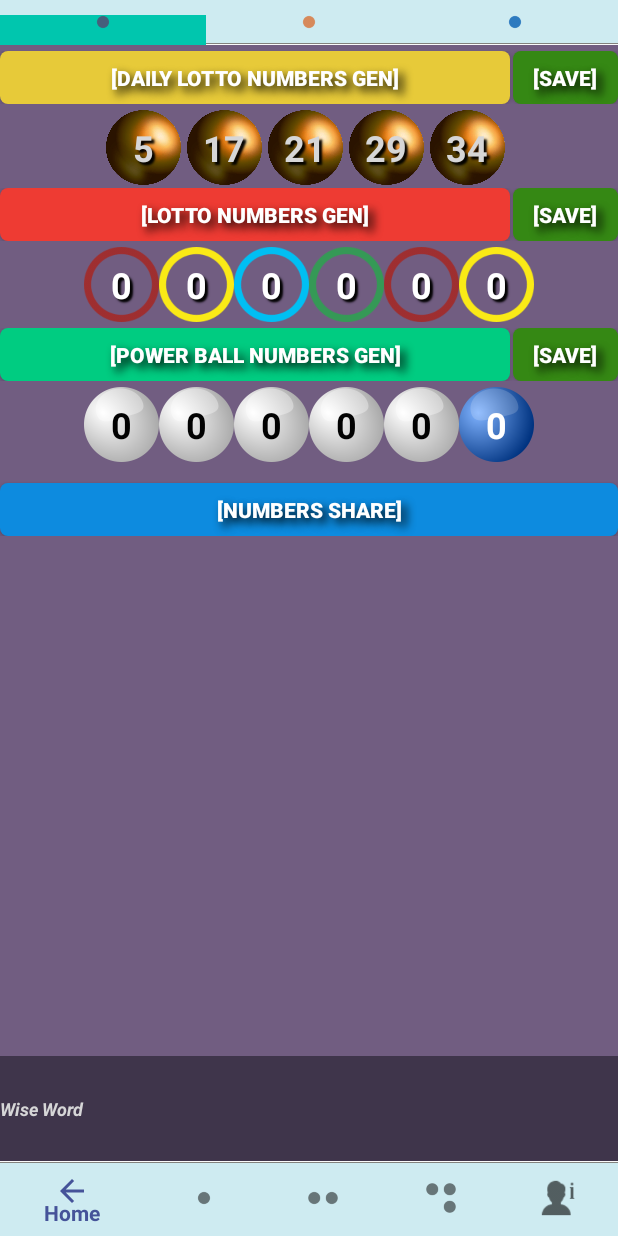
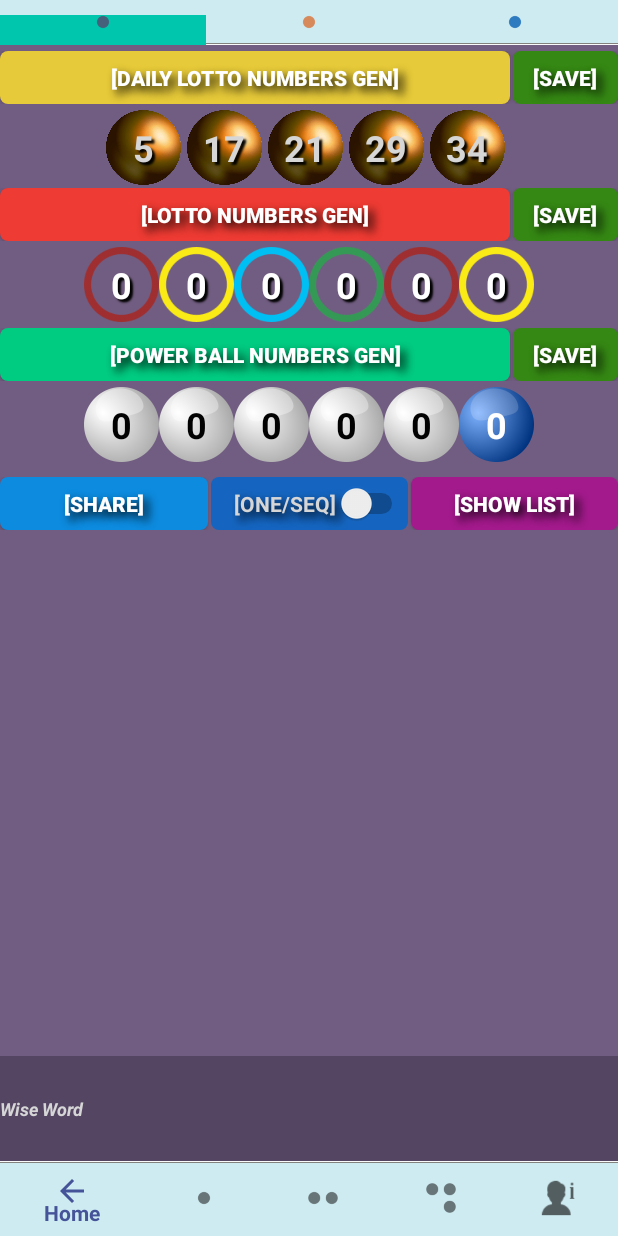
Before and after one commit to jonglae/SALotto_1.4.08_stable, an Android app: the screen it shows after launch (MainActivity), after a tap on an icon or button, on a phone screen of 412 x 824 dp. Run offline under Robolectric (Android 15) with nearby library versions, the phone set to English and light mode, and no system bars; our stand-ins replace AdMob; libraries missing offline, so code that uses them is left out: gun0912.ted.tedadmobdialog, hotchemi.android.rate; pictures from the network do not load; 2 statements that could not run were skipped.

Commit message:
Revert "1. 저장 리스트 추가"

```diff
--- /dev/null
+++ b/app/src/main/java/gotopark/com/SAlotto/Jsoup_Lotto.java
@@ -0,0 +1,110 @@
+package gotopark.com.SAlotto;
+
+import android.annotation.SuppressLint;
+import android.os.AsyncTask;
+import android.util.Log;
+
+import org.jsoup.Jsoup;
+import org.jsoup.nodes.Document;
+import org.jsoup.nodes.Element;
+import org.jsoup.select.Elements;
+
+import java.io.IOException;
+import java.security.KeyManagementException;
+import java.security.NoSuchAlgorithmException;
+import java.security.SecureRandom;
+import java.security.cert.X509Certificate;
+
+import javax.net.ssl.HttpsURLConnection;
+import javax.net.ssl.SSLContext;
+import javax.net.ssl.TrustManager;
+import javax.net.ssl.X509TrustManager;
+
+
+@SuppressLint("StaticFieldLeak")
+public class Jsoup_Lotto extends AsyncTask<Void, Void, Void> {
+
+    private Elements winperson3;
+    private Elements winperson4;
+
+    @Override
+    public Void doInBackground(Void... params) {
+
+//https 설정 ssl hanshare fail 적용 위한 code -->start
+        TrustManager[] trustAllCerts = new TrustManager[]{new X509TrustManager() {
+            public X509Certificate[] getAcceptedIssuers() {
+                return new X509Certificate[0];
+            }
+
+            @SuppressLint("TrustAllX509TrustManager")
+            public void checkClientTrusted(X509Certificate[] certs, String authType) {
+            }
+
+            @SuppressLint("TrustAllX509TrustManager")
+            public void checkServerTrusted(X509Certificate[] certs, String authType) {
+            }
+        }};
+
+        SSLContext sc = null;
+        try {
+            sc = SSLContext.getInstance("TLS");
+        } catch (NoSuchAlgorithmException e) {
+            e.printStackTrace();
+        }
+        try {
+            assert sc != null;
+            sc.init(null, trustAllCerts, new SecureRandom());
+        } catch (KeyManagementException e) {
+            e.printStackTrace();
+        }
+        HttpsURLConnection.setDefaultSSLSocketFactory(sc.getSocketFactory());
+//https 설정 ssl hanshare fail 적용 위한 code --> End
+
+        String url = MainActivity.CONTEXT.getString(R.string.active_one);
+
+        try {
+            // Connect to the web site
+            Document document = Jsoup.connect(url)
+                    .timeout(0)
+                    .get();
+
+            if (document != null) {
+
+                // Get the html document title
+
+                winperson4 = document.select(MainActivity.CONTEXT.getString(R.string.jsoup_q1));
+                winperson3 = document.select(MainActivity.CONTEXT.getString(R.string.jsoup_q4));
+
+            }
+        } catch (IOException e) {
+            e.printStackTrace();
+        }
+        return null;
+    }
+
+    @Override
+    public void onPostExecute(Void result) {
+
+        if (winperson4 != null) {
+
+            Log.e("==============", "=========" + winperson4);
+
+
+            String[] pbnum3 = new String[winperson3.size()];
+            for (int i = 0; i < winperson3.size(); i++) {
+                pbnum3[i] = winperson3.get(i).text();
+            }
+
+            /** 리스트 뷰 출력 출력 */
+            Node.setWin_Result(pbnum3);
+
+            Log.d("==========", "============>" + pbnum3[0]);
+            Log.d("==========", "============>" + pbnum3[1]);
+            Log.d("==========", "============>" + pbnum3[2]);
+            Log.d("==========", "============>" + pbnum3[3]);
+            Log.d("==========", "============>" + pbnum3[4]);
+
+        }
+
+    }
+}
--- a/app/src/main/java/gotopark/com/SAlotto/MainActivity.java
+++ b/app/src/main/java/gotopark/com/SAlotto/MainActivity.java
@@ -1,6 +1,7 @@
 package gotopark.com.SAlotto;
 
 
+import android.content.Context;
 import android.content.Intent;
 import android.os.Build;
 import android.os.Bundle;
@@ -28,7 +29,7 @@ public class MainActivity extends AppCompatActivity {
 
     private static final String TAG = "MainActivity";
 
-
+    public static Context CONTEXT;
     BackProcessHandler backHandler;
 
     @RequiresApi(api = Build.VERSION_CODES.KITKAT)
@@ -37,6 +38,8 @@ public class MainActivity extends AppCompatActivity {
         super.onCreate(savedInstanceState);
         setContentView(R.layout.activity_main);
 
+
+        CONTEXT = this;
         db = new DatabaseHelper(this);
 
         backHandler = new BackProcessHandler(this);
@@ -124,4 +127,13 @@ public class MainActivity extends AppCompatActivity {
     public void onBackPressed() {
         BackProcessHandler.onBackPressed();
     }
+
+    @Override
+    protected void onStart() {
+        super.onStart();
+
+        Jsoup_Lotto jsoup_lotto = new Jsoup_Lotto();
+        jsoup_lotto.execute();
+
+    }
 }
--- a/app/src/main/java/gotopark/com/SAlotto/Tab1Fragment.java
+++ b/app/src/main/java/gotopark/com/SAlotto/Tab1Fragment.java
@@ -17,6 +17,7 @@ import android.view.View;
 import android.view.ViewGroup;
 import android.widget.Button;
 import android.widget.ImageView;
+import android.widget.Switch;
 import android.widget.TextView;
 import android.widget.Toast;
 
@@ -31,6 +32,7 @@ import gotopark.com.SAlotto.module.randomNum;
 public class Tab1Fragment extends Fragment {
     private static final String TAG = "Tab1Fragment";
     private String ctextR;
+    private Switch sw1, sw2;
 
     private TextView text1, wisetext1;
 
@@ -78,6 +80,13 @@ public class Tab1Fragment extends Fragment {
     int select;
     String typeIs;
 
+    int[] Times_Ran = {150, 250, 350, 550, 650, 850, 950, 1150, 1450, 1550};
+    int millisec;
+    int static_millisec=20;
+    int InTerval =10;
+    int MultiClick;
+
+
     @SuppressLint("CutPasteId")
     @Nullable
     @Override
@@ -99,6 +108,7 @@ public class Tab1Fragment extends Fragment {
         Button btnTEST2 = view.findViewById(R.id.btnTEST2);
         Button btnTEST3 = view.findViewById(R.id.btnTEST3);
         Button btnSHARE = view.findViewById(R.id.button3);
+        Button btn_list = view.findViewById(R.id.button4);
 
         Button btn_save1 = view.findViewById(R.id.btn_save1);
         Button btn_save2 = view.findViewById(R.id.btn_save2);
@@ -132,10 +142,38 @@ public class Tab1Fragment extends Fragment {
         DLtext4 = view.findViewById(R.id.dltext4);
         DLtext5 = view.findViewById(R.id.dltext5);
 
-
         btnTEST.setTextColor(Color.parseColor("#ffffff"));
         btnTEST2.setTextColor(Color.parseColor("#ffffff"));
+        sw1 = view.findViewById(R.id.switch1);
 
+
+
+        btn_list.setOnClickListener(new View.OnClickListener() {
+            @RequiresApi(api = Build.VERSION_CODES.N)
+            @Override
+            public void onClick(View view) {
+                // 사운드 재생
+                soundpool.play(tok, 1, 1, 0, 0, 1);
+
+                Intent intent = new Intent(getActivity(), Main2Activity.class);
+                startActivity(intent);
+
+
+            }
+        });
+
+
+        sw1.setOnClickListener(new View.OnClickListener() {
+            @Override
+            public void onClick(View v) {
+                soundpool.play(tak, 1, 1, 1, 0, 1);
+                if (sw1.isChecked()) {
+                    MultiClick = 1;
+                } else {
+                    MultiClick = 0;
+                }
+            }
+        });
 
         btnTEST.setOnClickListener(new View.OnClickListener() {
             @RequiresApi(api = Build.VERSION_CODES.N)
@@ -145,12 +183,20 @@ public class Tab1Fragment extends Fragment {
                 soundpool.play(tak, 1, 1, 0, 0, 1);
 
                 // 반복 회수 지정
-                int[] Times_Ran = {250, 350, 650, 850, 950, 1150};
-                int xnum = rand.nextInt(5);
-                int millisec = Times_Ran[xnum];
+
+                if (MultiClick == 1) {
+                    // 반복 회수 지정
+
+                    int xnum = rand.nextInt(9);
+                    millisec = Times_Ran[xnum];
+                } else {
 
 
-                CountDownTimer start = new CountDownTimer(millisec, 10) {
+                    millisec = static_millisec;
+                }
+
+
+                CountDownTimer start = new CountDownTimer(millisec, InTerval) {
                     public void onTick(long millisUntilFinished) {
                         soundpool.play(tak, 1, 1, 0, 0, 1);
 
@@ -162,6 +208,8 @@ public class Tab1Fragment extends Fragment {
                     public void onFinish() {
                         // 반복 후 작업은 아래에 라인
                         wiseWord();
+
+
                         ClickCount1 = 0;
 
                     }
@@ -173,18 +221,26 @@ public class Tab1Fragment extends Fragment {
         });
 
         btnTEST2.setOnClickListener(new View.OnClickListener() {
+
             @RequiresApi(api = Build.VERSION_CODES.N)
             @Override
             public void onClick(View view) {
                 // 사운드 재생
                 soundpool.play(tak, 1, 1, 0, 0, 1);
-                // 반복 회수 지정
-                int[] Times_Ran = {250, 350, 650, 850, 950, 1150};
-                int xnum = rand.nextInt(5);
-                int millisec = Times_Ran[xnum];
 
 
-                CountDownTimer start = new CountDownTimer(millisec, 10) {
+                if (MultiClick == 1) {
+                    // 반복 회수 지정
+
+                    int xnum = rand.nextInt(9);
+                    millisec = Times_Ran[xnum];
+                } else {
+
+                    millisec = static_millisec;
+                }
+
+
+                CountDownTimer start = new CountDownTimer(millisec, InTerval) {
                     public void onTick(long millisUntilFinished) {
                         soundpool.play(tak, 1, 1, 0, 0, 1);
 
@@ -211,13 +267,15 @@ public class Tab1Fragment extends Fragment {
             public void onClick(View view) {
                 // 사운드 재생
                 soundpool.play(tak, 1, 1, 0, 0, 1);
-                // 반복 회수 지정
-                int[] Times_Ran = {250, 350, 650, 850, 950, 1150};
-                int xnum = rand.nextInt(5);
-                int millisec = Times_Ran[xnum];
 
+                if (MultiClick == 1) {
+                    int xnum = rand.nextInt(9);
+                    millisec = Times_Ran[xnum];
+                } else {
+                    millisec = static_millisec;
+                }
 
-                CountDownTimer start = new CountDownTimer(millisec, 10) {
+                CountDownTimer start = new CountDownTimer(millisec, InTerval) {
                     public void onTick(long millisUntilFinished) {
 
                         soundpool.play(tak, 1, 1, 0, 0, 1);
@@ -434,7 +492,7 @@ public class Tab1Fragment extends Fragment {
             String saywords = BackProcessHandler.frontSay();
             wisetext1.setText(saywords);
             count = 0;
-            primeWord = rand.nextInt(11) + 3;
+            primeWord = rand.nextInt(30) + 10;
         }
 
     }
--- a/app/src/main/java/gotopark/com/SAlotto/Tab2Fragment.java
+++ b/app/src/main/java/gotopark/com/SAlotto/Tab2Fragment.java
@@ -17,6 +17,7 @@ import android.view.View;
 import android.view.ViewGroup;
 import android.widget.Button;
 import android.widget.ImageView;
+import android.widget.Switch;
 import android.widget.TextView;
 import android.widget.Toast;
 
@@ -71,6 +72,12 @@ public class Tab2Fragment extends Fragment {
     int tak,tok;
     SoundPool soundpool;
 
+    int[] Times_Ran = {150, 250, 350, 550, 650, 850, 950, 1150, 1450, 1550};
+    int millisec;
+    int static_millisec=20;
+    int InTerval =10;
+    int MultiClick;
+
     @Nullable
     @Override
     public View onCreateView(@NonNull LayoutInflater inflater, @Nullable ViewGroup container, @Nullable Bundle savedInstanceState) {
@@ -93,6 +100,7 @@ public class Tab2Fragment extends Fragment {
 
 
         wisetext1 = view.findViewById(R.id.wisetext2);
+        final Switch sw1 = view.findViewById(R.id.switch1);
 
 
         F1TV1 = view.findViewById(R.id.F1TV1);
@@ -166,6 +174,17 @@ public class Tab2Fragment extends Fragment {
         F5MIV6 = view.findViewById(R.id.F5MIV6);
 
 
+        sw1.setOnClickListener(new View.OnClickListener() {
+            @Override
+            public void onClick(View v) {
+                soundpool.play(tak, 1, 1, 1, 0, 1);
+                if (sw1.isChecked()) {
+                    MultiClick = 1;
+                } else {
+                    MultiClick = 0;
+                }
+            }
+        });
 
         btn_save.setOnClickListener(new View.OnClickListener() {
             @SuppressLint("NewApi")
@@ -187,9 +206,17 @@ public class Tab2Fragment extends Fragment {
                 // 반복 회수 끝
                 soundpool.play(tak, 1, 1, 0, 0, 1);
                // 반복 회수 지정
-                int[] Times_Ran = {250, 350, 650, 850, 950, 1150};
-                int xnum = rand.nextInt(5);
-                int millisec = Times_Ran[xnum];
+
+                if (MultiClick == 1) {
+                    // 반복 회수 지정
+
+                    int xnum = rand.nextInt(9);
+                    millisec = Times_Ran[xnum];
+                } else {
+
+
+                    millisec = static_millisec;
+                }
 
 
                 CountDownTimer start = new CountDownTimer(millisec, 10) {
--- a/app/src/main/java/gotopark/com/SAlotto/Tab3Fragment.java
+++ b/app/src/main/java/gotopark/com/SAlotto/Tab3Fragment.java
@@ -17,6 +17,7 @@ import android.view.LayoutInflater;
 import android.view.View;
 import android.view.ViewGroup;
 import android.widget.Button;
+import android.widget.Switch;
 import android.widget.TextView;
 import android.widget.Toast;
 
@@ -70,6 +71,12 @@ public class Tab3Fragment extends Fragment {
 
     DatabaseHelper db;
 
+    int[] Times_Ran = {150, 250, 350, 550, 650, 850, 950, 1150, 1450, 1550};
+    int millisec;
+    int static_millisec=20;
+    int InTerval =10;
+    int MultiClick;
+
     @Nullable
     @Override
     public View onCreateView(@NonNull LayoutInflater inflater, @Nullable ViewGroup container, @Nullable Bundle savedInstanceState) {
@@ -88,6 +95,7 @@ public class Tab3Fragment extends Fragment {
         Button btnTEST = view.findViewById(R.id.btnTEST);
         btnTEST.setTextColor(Color.parseColor("#ffffff"));
         Button btn_save = view.findViewById(R.id.button3);
+        final Switch sw1 = view.findViewById(R.id.switch1);
 
 
         F1TV1 = view.findViewById(R.id.F1TV1);
@@ -129,6 +137,19 @@ public class Tab3Fragment extends Fragment {
 
         wisetext1 = view.findViewById(R.id.wisetext3);
 
+
+        sw1.setOnClickListener(new View.OnClickListener() {
+            @Override
+            public void onClick(View v) {
+                soundpool.play(tak, 1, 1, 1, 0, 1);
+                if (sw1.isChecked()) {
+                    MultiClick = 1;
+                } else {
+                    MultiClick = 0;
+                }
+            }
+        });
+
         btnTEST.setOnClickListener(new View.OnClickListener() {
             @RequiresApi(api = Build.VERSION_CODES.N)
             @Override
@@ -136,12 +157,17 @@ public class Tab3Fragment extends Fragment {
                 // 반복 회수 끝
                 soundpool.play(tak, 1, 1, 0, 0, 1);
 
-                Random rand = new Random();
-                // 반복 회수 지정
-                int[] Times_Ran = {250, 350, 650, 850, 950, 1150};
-                int xnum = rand.nextInt(5);
-                int millisec = Times_Ran[xnum];
 
+                if (MultiClick == 1) {
+                    // 반복 회수 지정
+
+                    int xnum = rand.nextInt(9);
+                    millisec = Times_Ran[xnum];
+                } else {
+
+
+                    millisec = static_millisec;
+                }
 
                 CountDownTimer start = new CountDownTimer(millisec, 10) {
                     public void onTick(long millisUntilFinished) {
--- /dev/null
+++ b/app/src/main/res/drawable/ripple_sw1.xml
@@ -0,0 +1,15 @@
+<?xml version="1.0" encoding="utf-8"?>
+<selector xmlns:android="http://schemas.android.com/apk/res/android">
+    <item android:state_pressed="true">
+        <shape android:shape="rectangle">
+            <corners android:radius="5dp" />
+            <solid android:color="#082545" />
+        </shape>
+    </item>
+    <item>
+        <shape android:shape="rectangle">
+            <corners android:radius="5dp" />
+            <solid android:color="#1565C0" />
+        </shape>
+    </item>
+</selector>
--- a/app/src/main/res/layout/fragment1_layout.xml
+++ b/app/src/main/res/layout/fragment1_layout.xml
@@ -31,7 +31,7 @@
             layout="@layout/powerball_gen"
             android:layout_width="match_parent"
             android:layout_height="wrap_content"
-            android:layout_marginBottom="4dp" />
+            android:layout_marginBottom="10dp" />
 
         <LinearLayout
             android:layout_width="match_parent"
@@ -43,7 +43,6 @@
                 android:id="@+id/button3"
                 android:layout_width="match_parent"
                 android:layout_height="35dp"
-                android:layout_marginTop="10dp"
                 android:layout_weight="1"
                 android:background="@drawable/ripple_share1"
                 android:shadowColor="@android:color/black"
@@ -51,6 +50,39 @@
                 android:shadowDy="5"
                 android:shadowRadius="7"
                 android:text="@string/Gen_btn3"
+                android:textAlignment="center"
+                android:textColor="@android:color/white"
+                android:textSize="14sp"
+                android:textStyle="bold"
+                tools:ignore="RtlHardcoded" />
+
+            <Switch
+                android:id="@+id/switch1"
+                android:layout_width="wrap_content"
+                android:layout_height="35dp"
+                android:layout_marginLeft="2dp"
+                android:layout_marginRight="2dp"
+                android:background="@drawable/ripple_sw1"
+                android:paddingLeft="15dp"
+                android:shadowColor="@android:color/black"
+                android:shadowDx="5"
+                android:shadowDy="5"
+                android:shadowRadius="7"
+                android:text="[ONE/SEQ]"
+                android:textColor="@color/white"
+                android:textStyle="bold" />
+
+            <Button
+                android:id="@+id/button4"
+                android:layout_width="match_parent"
+                android:layout_height="35dp"
+                android:layout_weight="1"
+                android:background="@drawable/ripple_list"
+                android:shadowColor="@android:color/black"
+                android:shadowDx="5"
+                android:shadowDy="5"
+                android:shadowRadius="7"
+                android:text="@string/btn_list"
                 android:textAlignment="center"
                 android:textColor="@android:color/white"
                 android:textSize="14sp"
@@ -66,7 +98,7 @@
         android:layout_width="match_parent"
         android:layout_height="70dp"
         android:layout_alignParentBottom="true"
-        android:background="#3F354B"
+        android:background="#903F354B"
         android:gravity="center_vertical"
         android:text="Wise Word"
         android:textColor="@color/white"
--- a/app/src/main/res/values/colors.xml
+++ b/app/src/main/res/values/colors.xml
@@ -8,7 +8,7 @@
 
     <color name="frag1">#ddc18c6a</color>
     <!--<color name="frag1">#ddf4d000</color>-->
-    <color name="frag2">#069edb</color>
+    <color name="frag2">#C1023F57</color>
     <color name="frag3">#715d81</color>
     <color name="text_black">#020202</color>
     <color name="mdct_bgc">#589bd2</color>
--- a/app/src/main/res/values/strings.xml
+++ b/app/src/main/res/values/strings.xml
@@ -2,7 +2,7 @@
     <string name="app_name">SA Lotto</string>
     <string name="app_share">★Lucky SA Lotto★\n</string>
 
-    <string name="Gen_btn3">[NUMBERS SHARE]</string>
+    <string name="Gen_btn3">[SHARE]</string>
     <string name="btn_save">[SAVE]</string>
     <string name="Gen_btnf31">[LOTTO NUMBERS GEN]</string>
     <string name="Gen_btnf32">[POWER BALL NUMBERS GEN]</string>
```
Also changed, not shown: app/src/main/res/layout/fragment2_layout.xml (+28 -13 lines), app/src/main/res/layout/fragment3_layout.xml (+28 -13 lines).
